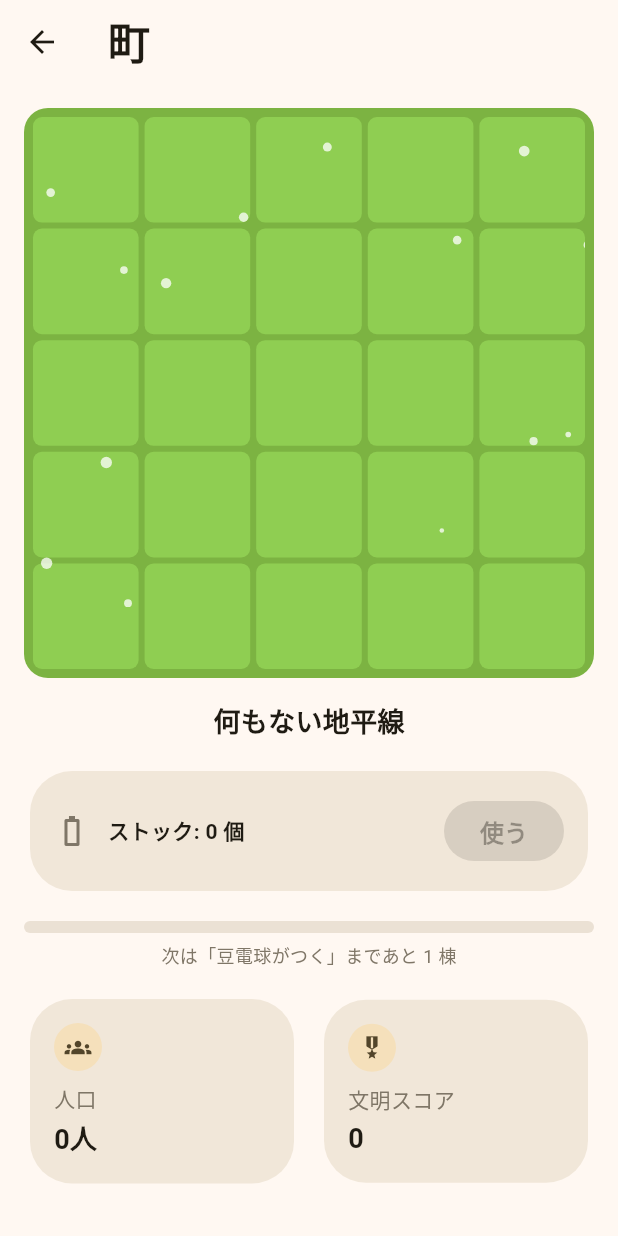
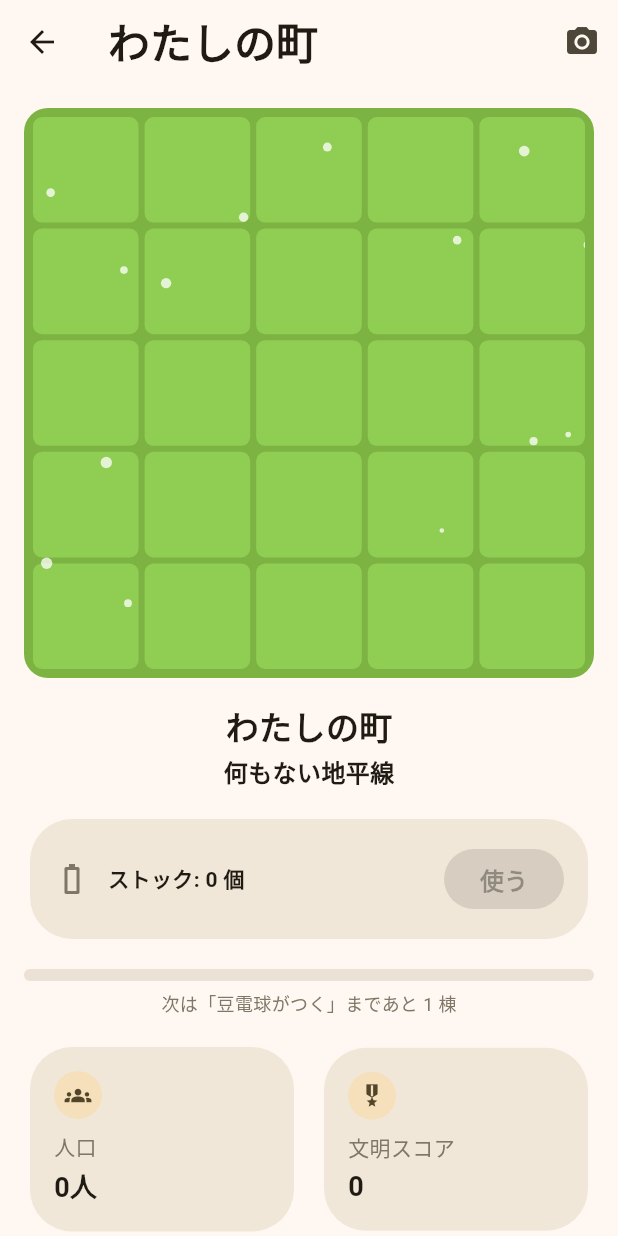
Before and after one commit to fukudak/pedometer-town, a Flutter app: the TownScreen screen opened directly, on a phone screen of 412 x 824 dp. Run offline on Flutter 3.47's test engine with Material 3 defaults, Android fonts, the phone set to English and light mode, and no system bars; our stand-ins replace geolocator, pedometer, permission_handler, shared_preferences; missing offline and left inert: health; accounts and stored records are empty.

Commit message:
feat: 町の愛着機能を追加（Phase 6）
町名・初ロケット記念碑・スクショモードで所有感と思い出を残せるようにする。

Co-authored-by: Cursor <cursoragent@cursor.com>

```diff
--- a/lib/data/local_storage.dart
+++ b/lib/data/local_storage.dart
@@ -37,6 +37,7 @@ class LocalStorage {
   static const _keyTownCelebratedStageIds = 'town_celebrated_stage_ids';
   static const _keyTownStageEvents = 'town_stage_events';
   static const _keyTownWeatherFx = 'town_weather_fx_enabled';
+  static const _keyTownName = 'town_name';
 
   PlayerSettings loadPlayerSettings() {
     return PlayerSettings(
@@ -46,6 +47,7 @@ class LocalStorage {
       energyCoefficient:
           _prefs.getDouble(_keyCoefficient) ?? GameConstants.energyCoefficient,
       townWeatherFxEnabled: _prefs.getBool(_keyTownWeatherFx) ?? true,
+      townName: _prefs.getString(_keyTownName) ?? 'わたしの町',
     );
   }
 
@@ -54,6 +56,7 @@ class LocalStorage {
     await _prefs.setDouble(_keySpeed, settings.defaultSpeedKmh);
     await _prefs.setDouble(_keyCoefficient, settings.energyCoefficient);
     await _prefs.setBool(_keyTownWeatherFx, settings.townWeatherFxEnabled);
+    await _prefs.setString(_keyTownName, settings.townName);
   }
 
   /// 蓄電池容量は建物効果から都度算出するため永続化しない（容量は建物リストが真実の源）。
--- a/lib/domain/models/player_settings.dart
+++ b/lib/domain/models/player_settings.dart
@@ -6,12 +6,14 @@ class PlayerSettings {
   final double defaultSpeedKmh;
   final double energyCoefficient;
   final bool townWeatherFxEnabled;
+  final String townName;
 
   const PlayerSettings({
     this.weightKg = GameConstants.defaultWeightKg,
     this.defaultSpeedKmh = GameConstants.defaultSpeedKmh,
     this.energyCoefficient = GameConstants.energyCoefficient,
     this.townWeatherFxEnabled = true,
+    this.townName = 'わたしの町',
   });
 
   static bool isValidWeight(double weightKg) =>
@@ -31,6 +33,7 @@ class PlayerSettings {
     double? defaultSpeedKmh,
     double? energyCoefficient,
     bool? townWeatherFxEnabled,
+    String? townName,
   }) {
     return PlayerSettings(
       weightKg: weightKg ?? this.weightKg,
@@ -38,6 +41,7 @@ class PlayerSettings {
       energyCoefficient: energyCoefficient ?? this.energyCoefficient,
       townWeatherFxEnabled:
           townWeatherFxEnabled ?? this.townWeatherFxEnabled,
+      townName: townName ?? this.townName,
     );
   }
 }
--- a/lib/providers/town_provider.dart
+++ b/lib/providers/town_provider.dart
@@ -57,6 +57,13 @@ class TownProvider extends ChangeNotifier {
 
   /// 建物から算出される人口
   int get population => TownLogic.totalPopulation(_town.buildings);
+
+  /// 初ロケット発射日（未発射なら null）。
+  String? get firstRocketLaunchDate {
+    final events = _storage.loadRocketLaunchEvents();
+    if (events.isEmpty) return null;
+    return events.first.date;
+  }
 
   /// 棟数・累積発電量・ロケット発射数を合成した文明スコア
   int get civilizationScore => TownLogic.civilizationScore(
--- a/lib/screens/town_screen.dart
+++ b/lib/screens/town_screen.dart
@@ -42,6 +42,7 @@ class _TownScreenState extends State<TownScreen> with TickerProviderStateMixin {
   Timer? _constructionClearTimer;
   DateTime? _lastHandledConstructionAt;
   ConstructionEvent? _activeConstruction;
+  bool _screenshotMode = false;
 
   @override
   void initState() {
@@ -233,7 +234,10 @@ class _TownScreenState extends State<TownScreen> with TickerProviderStateMixin {
       weather: weather,
       season: season,
     );
+    final townName = settingsProvider.settings.townName.trim();
+    final displayTownName = townName.isEmpty ? '町' : townName;
     final weatherFxEnabled = settingsProvider.settings.townWeatherFxEnabled;
+    final firstRocketDate = townProvider.firstRocketLaunchDate;
     final pendingConstruction = townProvider.pendingConstructionEvent;
     if (pendingConstruction != null &&
         _lastHandledConstructionAt != pendingConstruction.createdAt) {
@@ -251,7 +255,20 @@ class _TownScreenState extends State<TownScreen> with TickerProviderStateMixin {
     }
 
     return Scaffold(
-      appBar: AppBar(title: const Text('町')),
+      appBar: AppBar(
+        title: Text(displayTownName),
+        actions: [
+          IconButton(
+            tooltip: 'スクリーンショットモード',
+            onPressed: () {
+              setState(() => _screenshotMode = !_screenshotMode);
+            },
+            icon: Icon(
+              _screenshotMode ? Icons.visibility_off : Icons.photo_camera,
+            ),
+          ),
+        ],
+      ),
       body: ListView(
         padding: const EdgeInsets.all(16.0),
         children: [
@@ -277,12 +294,32 @@ class _TownScreenState extends State<TownScreen> with TickerProviderStateMixin {
           ),
           const SizedBox(height: 16),
           Center(
-            child: Text(
+            child: Column(
+              children: [
+                Text(
+                  displayTownName,
+                  style: const TextStyle(fontSize: 22, fontWeight: FontWeight.w700),
+                ),
+                const SizedBox(height: 4),
+                Text(
                   level == 0 ? stage.name : '${stage.name}（建物 $level 棟）',
-              style: const TextStyle(fontSize: 18, fontWeight: FontWeight.w700),
+                  style: const TextStyle(fontSize: 16, fontWeight: FontWeight.w600),
+                ),
+              ],
             ),
           ),
+          if (!_screenshotMode && firstRocketDate != null) ...[
+            const SizedBox(height: 12),
+            Align(
+              alignment: Alignment.centerRight,
+              child: Chip(
+                avatar: const Icon(Icons.rocket_launch, size: 18),
+                label: Text('初ロケット: $firstRocketDate'),
+              ),
+            ),
+          ],
           const SizedBox(height: 16),
+          if (!_screenshotMode) ...[
             Card(
               child: Padding(
                 padding: const EdgeInsets.all(16.0),
@@ -369,6 +406,7 @@ class _TownScreenState extends State<TownScreen> with TickerProviderStateMixin {
                   );
                 }).toList(),
               ),
+            ],
           ],
         ],
       ),
```
Also changed, not shown: lib/providers/settings_provider.dart (+10 -0 lines), lib/screens/settings_screen.dart (+35 -2 lines), 3 other files. Lines whose indentation alone changed are shown as unchanged.
